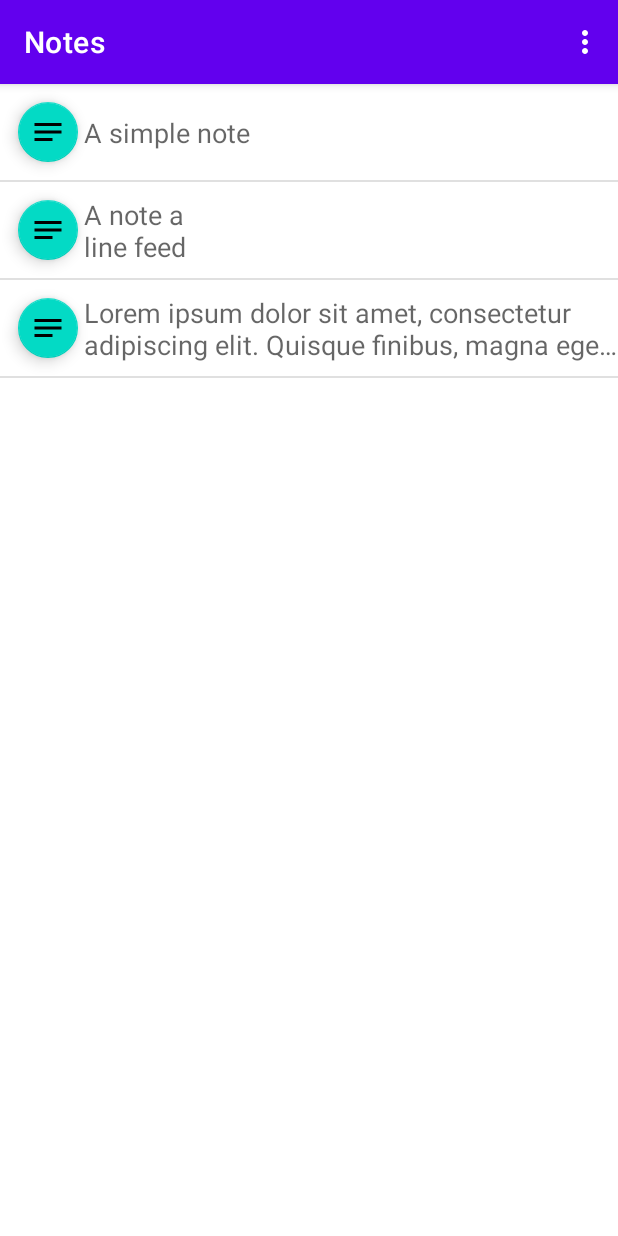
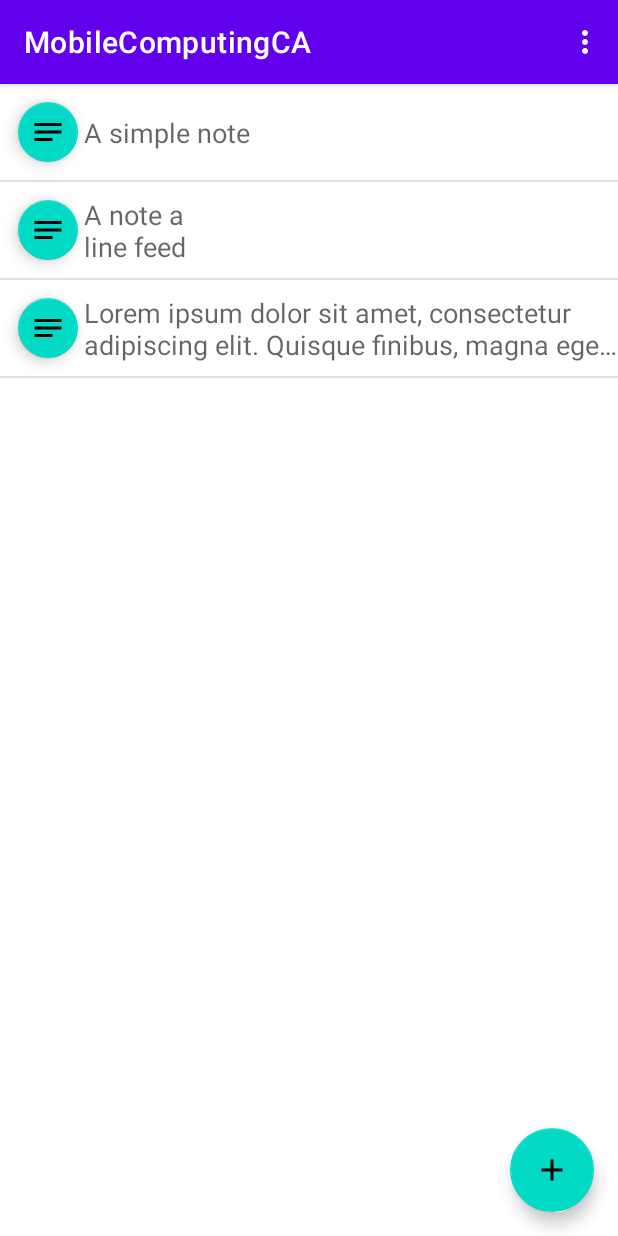
Before and after one commit to N00193346/MobileComputingCA, an Android app: the screen it shows after launch (MainActivity), in the options menu, after a tap on "Add Sample data", on a phone screen of 412 x 824 dp. Run offline under Robolectric (Android 15) with nearby library versions, the phone set to English and light mode, and no system bars; our stand-ins replace Room's generated code.

Commit message:
Correct menu headings displayed

```diff
--- a/app/src/main/java/com/example/mobilecomputingca/EditorFragment.kt
+++ b/app/src/main/java/com/example/mobilecomputingca/EditorFragment.kt
@@ -36,6 +36,13 @@ class EditorFragment : Fragment() {
             it.setHomeAsUpIndicator(R.drawable.ic_check)
         }
         setHasOptionsMenu(true)
+
+        requireActivity().title =
+            if (args.noteId == NEW_NOTE_ID) {
+                getString(R.string.new_note)
+            } else {
+                getString(R.string.edit_note)
+            }
 
         viewModel = ViewModelProvider(this).get(EditorViewModel::class.java)
 
--- a/app/src/main/java/com/example/mobilecomputingca/MainFragment.kt
+++ b/app/src/main/java/com/example/mobilecomputingca/MainFragment.kt
@@ -14,7 +14,6 @@ import androidx.navigation.fragment.findNavController
 import androidx.recyclerview.widget.DividerItemDecoration
 import androidx.recyclerview.widget.LinearLayoutManager
 import com.example.mobilecomputingca.databinding.MainFragmentBinding
-import com.example.mobilecomputingca.MainFragment
 
 class MainFragment : Fragment(),
     NotesListAdapter.ListItemListener{
@@ -33,6 +32,8 @@ class MainFragment : Fragment(),
         (activity as AppCompatActivity)
             .supportActionBar?.setDisplayHomeAsUpEnabled(false)
         setHasOptionsMenu(true)
+
+        requireActivity().title = getString(R.string.app_name)
 
         binding  = MainFragmentBinding.inflate(inflater, container, false)
         viewModel = ViewModelProvider(this).get(MainViewModel::class.java)
@@ -61,6 +62,10 @@ class MainFragment : Fragment(),
             binding.recyclerView.adapter = adapter
             binding.recyclerView.layoutManager = LinearLayoutManager(activity)
         })
+
+        binding.floatingActionButton.setOnClickListener{
+            editNote(NEW_NOTE_ID)
+        }
 
         return binding.root
     }
@@ -108,7 +113,7 @@ class MainFragment : Fragment(),
         return true
     }
 
-    override fun onItemClick(noteId: Int) {
+    override fun editNote(noteId: Int) {
         Log.i(TAG, "onItemClick: received note id $noteId")
         val action = MainFragmentDirections.actionEditNote(noteId)
         findNavController().navigate(action)
--- a/app/src/main/java/com/example/mobilecomputingca/NoteListAdapter.kt
+++ b/app/src/main/java/com/example/mobilecomputingca/NoteListAdapter.kt
@@ -34,7 +34,7 @@ class NotesListAdapter(
         with(holder.binding) {
             noteText.text = note.text
             root.setOnClickListener {
-                listener.onItemClick(note.id)
+                listener.editNote(note.id)
             }
             fab.setOnClickListener {
                 if (selectedNotes.contains(note)) {
@@ -59,7 +59,7 @@ class NotesListAdapter(
 
     interface ListItemListener {
         //When clicked pass the note's ID
-        fun onItemClick(noteId: Int)
+        fun editNote(noteId: Int)
         fun onItemSelectionChanged()
     }
 }
--- /dev/null
+++ b/app/src/main/res/drawable/ic_add.xml
@@ -0,0 +1,10 @@
+<vector xmlns:android="http://schemas.android.com/apk/res/android"
+    android:width="24dp"
+    android:height="24dp"
+    android:viewportWidth="24"
+    android:viewportHeight="24"
+    android:tint="?attr/colorControlNormal">
+  <path
+      android:fillColor="@android:color/white"
+      android:pathData="M19,13h-6v6h-2v-6H5v-2h6V5h2v6h6v2z"/>
+</vector>
--- a/app/src/main/res/layout/main_fragment.xml
+++ b/app/src/main/res/layout/main_fragment.xml
@@ -19,4 +19,15 @@
         app:layout_constraintStart_toStartOf="parent"
         app:layout_constraintTop_toTopOf="parent" />
 
+    <com.google.android.material.floatingactionbutton.FloatingActionButton
+        android:id="@+id/floatingActionButton"
+        android:layout_width="wrap_content"
+        android:layout_height="wrap_content"
+        android:layout_marginEnd="16dp"
+        android:layout_marginBottom="16dp"
+        android:clickable="true"
+        android:src="@drawable/ic_add"
+        app:layout_constraintBottom_toBottomOf="parent"
+        app:layout_constraintEnd_toEndOf="parent" />
+
 </androidx.constraintlayout.widget.ConstraintLayout>
--- a/app/src/main/res/values/strings.xml
+++ b/app/src/main/res/values/strings.xml
@@ -5,4 +5,6 @@
     <string name="add_sample_data">Add Sample data</string>
     <string name="delete">Delete</string>
     <string name="delete_all">Delete all</string>
+    <string name="new_note">New Note</string>
+    <string name="edit_note">Edit Note</string>
 </resources>
```
